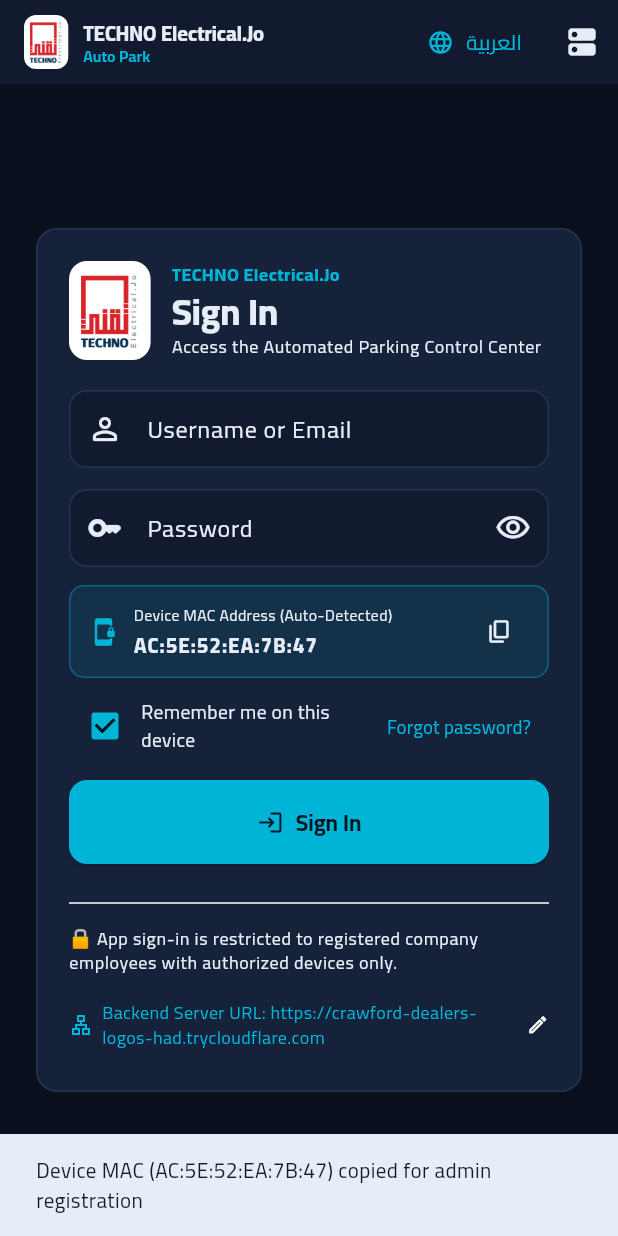
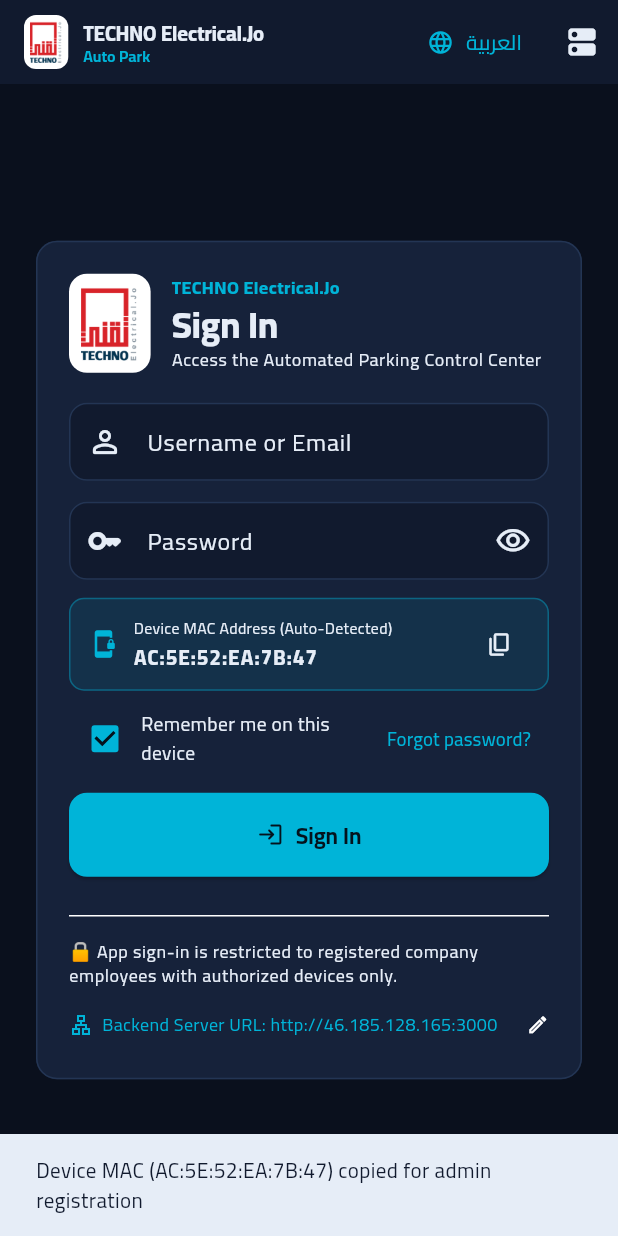
Before and after one commit to mohsafadi83-cell/AutoPark, a Flutter app: the screen it shows after launch, after a tap on the "content copy" icon, on a phone screen of 412 x 824 dp. Run offline on Flutter 3.47's test engine with Material 3 defaults, Android fonts, the phone set to English and light mode, and no system bars; our stand-ins replace connectivity_plus, dio, flutter_local_notifications, flutter_riverpod, flutter_secure_storage, local_auth and 3 more; network calls fail.

Commit message:
feat(mobile,ios): prioritize Public IP (46.185.128.165:3000) then Local IP (192.168.0.30:3000), auto-migrate old tunnel URLs, enable iOS ATS HTTP (v2.3.2+28)

```diff
--- a/mobile/lib/core/config/app_config.dart
+++ b/mobile/lib/core/config/app_config.dart
@@ -34,16 +34,17 @@ class AppConfig {
       return 'http://localhost:3000';
     }
     if (defaultTargetPlatform == TargetPlatform.android) {
-      return 'https://crawford-dealers-logos-had.trycloudflare.com';
+      return 'http://46.185.128.165:3000';
     }
-    return 'https://crawford-dealers-logos-had.trycloudflare.com';
+    return 'http://46.185.128.165:3000';
   }
 
-  /// Ordered fallback hosts probed when login hits a network/timeout error.
+  /// Ordered fallback hosts probed when login hits a network/timeout error:
+  /// 1) Public Static IP (works outside & inside via NAT)
+  /// 2) Local Company LAN IP (fast direct Wi-Fi fallback)
   static const List<String> fallbackHosts = <String>[
-    'https://crawford-dealers-logos-had.trycloudflare.com',
+    'http://46.185.128.165:3000',
     'http://192.168.0.30:3000',
-    'http://46.185.128.165:3000',
   ];
 
   /// The compile-time default host (dart-define or platform default).
--- a/mobile/lib/core/providers/app_providers.dart
+++ b/mobile/lib/core/providers/app_providers.dart
@@ -176,7 +176,12 @@ class AppController extends StateNotifier<AppState> {
       await LocalNotificationService.instance.init();
       final locale = await _prefs.getLocale();
       final themeMode = await _prefs.getThemeMode();
-      final host = await _prefs.getServerHost();
+      var host = await _prefs.getServerHost();
+      // Auto-migrate any expired temporary trycloudflare.com URL to Public IP (46.185.128.165:3000)
+      if (!identical(0, 0.0) && host.contains('trycloudflare.com')) {
+        host = AppConfig.defaultHost;
+        await _prefs.setServerHost(host);
+      }
       final bio = await _prefs.getBiometricEnabled();
       final remember = await _prefs.getRememberMe();
       final hasPersisted = await _tokenStorage.hasPersistedSession();
--- a/mobile/pubspec.yaml
+++ b/mobile/pubspec.yaml
@@ -1,7 +1,7 @@
 name: auto_park
 description: "Auto Park — industrial automated car parking mobile client (Android + iOS)."
 publish_to: 'none'
-version: 2.3.1+27
+version: 2.3.2+28
 
 environment:
   sdk: '>=3.5.0 <4.0.0'
```
Also changed, not shown: 1 other file.
